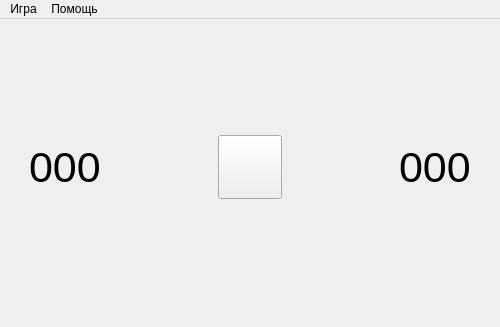
This is gamewindow.ui in nerealnaya-zomba/Minesweeper-C-Qt as Qt 5 draws it before an edit; both pictures show x 0 to 500 and y 0 to 327 of the 500 by 600 pixel window. The edited form follows.
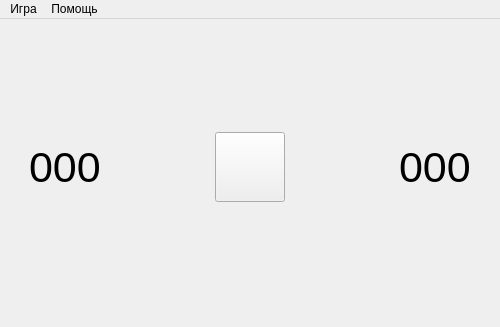
This is the edited form.

Patch:
```diff
--- a/gamewindow.ui
+++ b/gamewindow.ui
@@ -86,6 +86,15 @@
         <widget class="QPushButton" name="restartButton">
          <property name="minimumSize">
           <size>
+           <width>70</width>
+           <height>70</height>
+          </size>
+         </property>
+         <property name="text">
+          <string/>
+         </property>
+         <property name="iconSize">
+          <size>
            <width>64</width>
            <height>64</height>
           </size>
```
Left out of the diff: 10 changed lines with no effect on the pictures.
